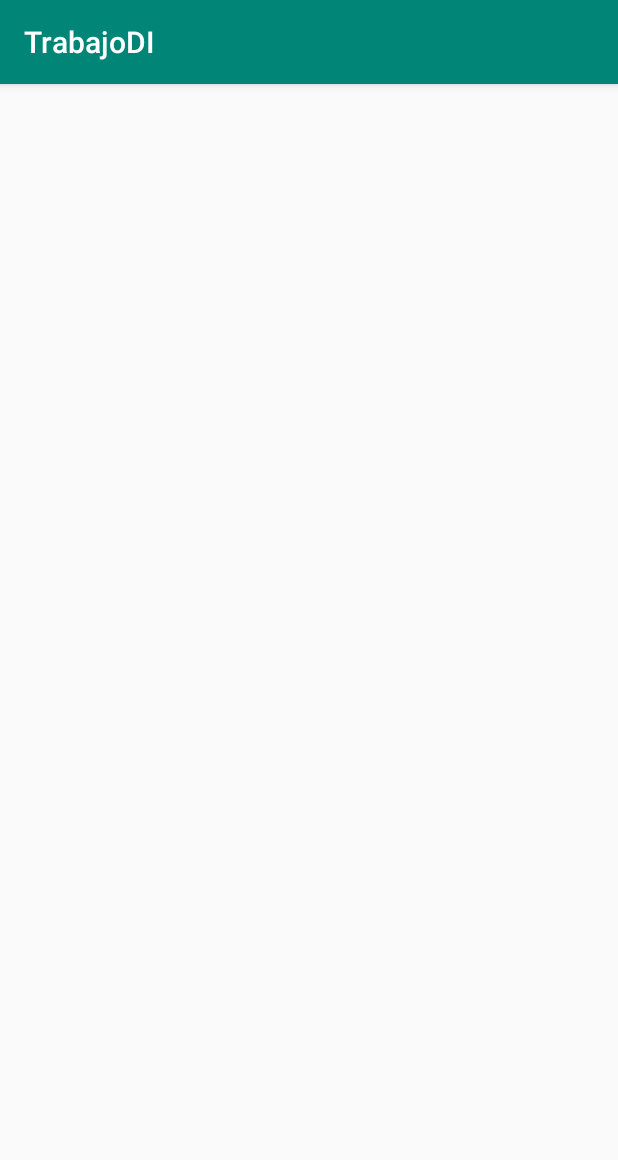
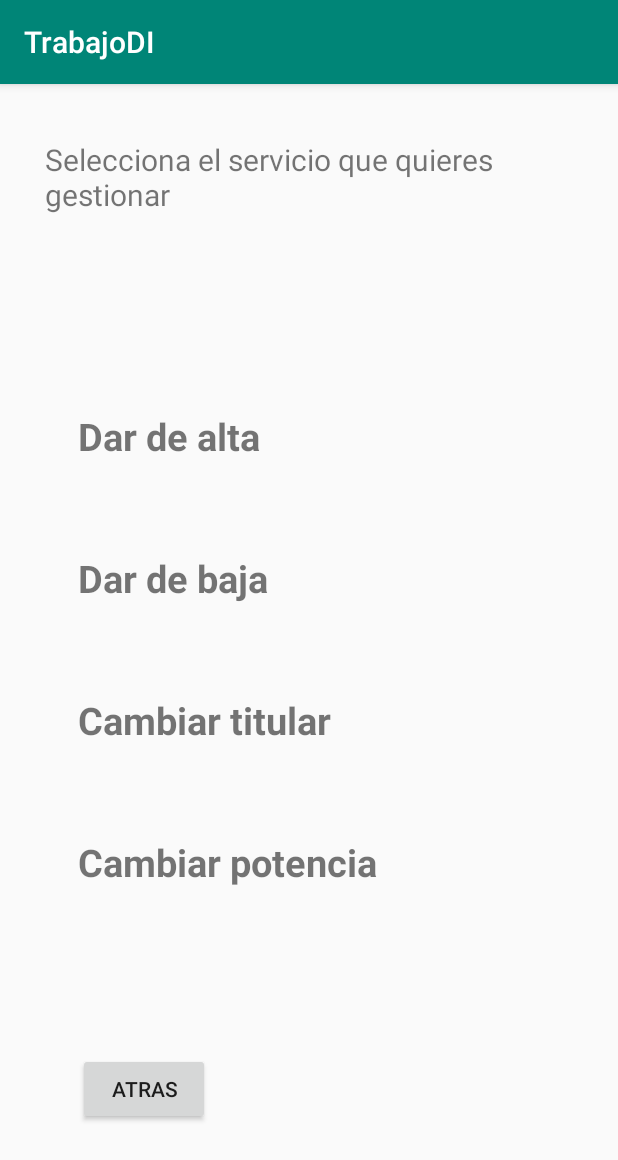
Before and after one commit to SsrJon/TrabajoDI, an Android app: the Eleccion2 screen opened directly, with no data from a screen before it, on a phone screen of 412 x 824 dp. Shown: the top 1160 px of the screen. Run offline under Robolectric (Android 15) with nearby library versions, the phone set to English and light mode, and no system bars.

Commit message:
eleccion 1

```diff
--- a/app/src/main/java/com/example/trabajodi/Eleccion1.java
+++ b/app/src/main/java/com/example/trabajodi/Eleccion1.java
@@ -9,7 +9,7 @@ public class Eleccion1 extends AppCompatActivity {
     @Override
     protected void onCreate(Bundle savedInstanceState) {
         super.onCreate(savedInstanceState);
-        setContentView(R.layout.eleccion1);
+        setContentView(R.layout.activity_eleccion1);
 
 
 
--- a/app/src/main/res/layout/activity_eleccion2.xml
+++ b/app/src/main/res/layout/activity_eleccion2.xml
@@ -6,4 +6,78 @@
     android:layout_height="match_parent"
     tools:context=".Eleccion2">
 
+    <TextView
+        android:id="@+id/textViewGestiona"
+        style="@style/TextViewGestionarTitulo"
+        android:layout_width="352dp"
+        android:layout_height="91dp"
+        android:text="@string/gestiona"
+        app:layout_constraintBottom_toBottomOf="parent"
+        app:layout_constraintEnd_toEndOf="parent"
+        app:layout_constraintStart_toStartOf="parent"
+        app:layout_constraintTop_toTopOf="parent"
+        app:layout_constraintVertical_bias="0.054" />
+
+    <TextView
+        android:id="@+id/textViewAlta"
+        style="@style/TextViewGestionar"
+        android:layout_width="wrap_content"
+        android:layout_height="wrap_content"
+        android:text="@string/dar_de_alta"
+        app:layout_constraintBottom_toBottomOf="parent"
+        app:layout_constraintEnd_toEndOf="parent"
+        app:layout_constraintHorizontal_bias="0.178"
+        app:layout_constraintStart_toStartOf="parent"
+        app:layout_constraintTop_toTopOf="parent"
+        app:layout_constraintVertical_bias="0.296" />
+
+    <TextView
+        android:id="@+id/textViewBaja"
+        style="@style/TextViewGestionar"
+        android:layout_width="wrap_content"
+        android:layout_height="wrap_content"
+        android:layout_marginTop="60dp"
+        android:text="@string/dar_de_baja"
+        app:layout_constraintEnd_toEndOf="parent"
+        app:layout_constraintHorizontal_bias="0.182"
+        app:layout_constraintStart_toStartOf="parent"
+        app:layout_constraintTop_toBottomOf="@+id/textViewAlta" />
+
+    <TextView
+        android:id="@+id/textViewPotencia"
+        style="@style/TextViewGestionar"
+        android:layout_width="wrap_content"
+        android:layout_height="wrap_content"
+        android:layout_marginTop="60dp"
+        android:text="@string/cambiar_potencia"
+        app:layout_constraintEnd_toEndOf="parent"
+        app:layout_constraintHorizontal_bias="0.245"
+        app:layout_constraintStart_toStartOf="parent"
+        app:layout_constraintTop_toBottomOf="@+id/textViewTitular" />
+
+    <TextView
+        android:id="@+id/textViewTitular"
+        style="@style/TextViewGestionar"
+        android:layout_width="wrap_content"
+        android:layout_height="wrap_content"
+        android:layout_marginTop="60dp"
+        android:text="@string/cambiar_titular"
+        app:layout_constraintEnd_toEndOf="parent"
+        app:layout_constraintHorizontal_bias="0.213"
+        app:layout_constraintStart_toStartOf="parent"
+        app:layout_constraintTop_toBottomOf="@+id/textViewBaja" />
+
+    <Button
+        android:id="@+id/buttonAtras"
+        android:layout_width="wrap_content"
+        android:layout_height="wrap_content"
+        android:text="@string/atras"
+        app:layout_constraintBottom_toBottomOf="parent"
+        app:layout_constraintEnd_toEndOf="parent"
+        app:layout_constraintHorizontal_bias="0.16"
+        app:layout_constraintStart_toStartOf="parent"
+        app:layout_constraintTop_toTopOf="parent"
+        app:layout_constraintVertical_bias="0.897" />
+
+
 </androidx.constraintlayout.widget.ConstraintLayout>
--- a/app/src/main/res/values/strings.xml
+++ b/app/src/main/res/values/strings.xml
@@ -1,4 +1,20 @@
 <resources>
     <string name="app_name">TrabajoDI</string>
     <string name="hola">Hola</string>
+    <string name="atras">Atras</string>
+
+    <!-- Eleccion 1 -->
+    <string name="gestionaSuministro">Bienvenido,  selecciona  el suministro que quieres gestionar</string>
+    <string name="gas">Gas</string>
+    <string name="electricidad">Electricidad</string>
+
+
+    <!-- Eleccion 2 -->
+    <string name="gestiona">Selecciona  el servicio que quieres gestionar</string>
+    <string name="dar_de_alta">Dar de alta</string>
+    <string name="dar_de_baja">Dar de baja</string>
+    <string name="cambiar_titular">Cambiar titular</string>
+    <string name="cambiar_potencia">Cambiar potencia</string>
+
+
 </resources>
--- a/app/src/main/res/values/styles.xml
+++ b/app/src/main/res/values/styles.xml
@@ -8,4 +8,19 @@
         <item name="colorAccent">@color/colorAccent</item>
     </style>
 
+    <style name="TextViewGestionar" >
+
+        <item name="android:textSize">25dp</item>
+        <item name="android:textStyle">bold</item>
+
+    </style>
+
+    <style name="TextViewGestionarTitulo" >
+
+        <item name="android:textSize">20dp</item>
+
+
+    </style>
+
+
 </resources>
```
Also changed, not shown: app/src/main/res/layout-land/activity_eleccion1.xml (renamed from app/src/main/res/layout/eleccion1.xml, +9 -8 lines), app/src/main/res/layout/activity_eleccion1.xml (added, +48 -0 lines), 1 other file.
